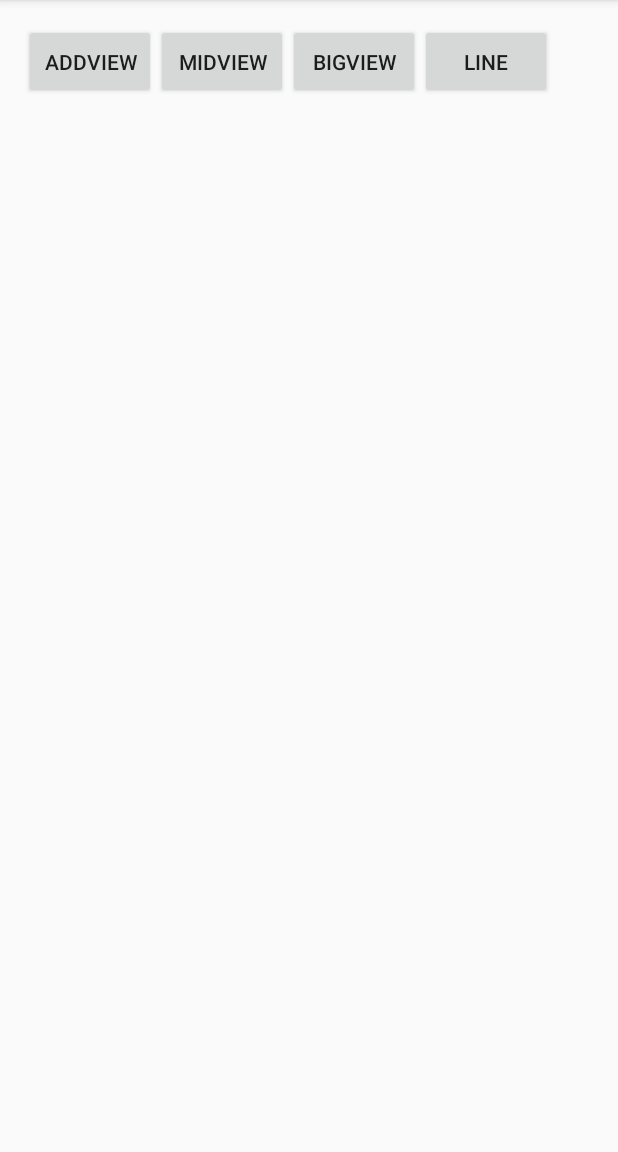
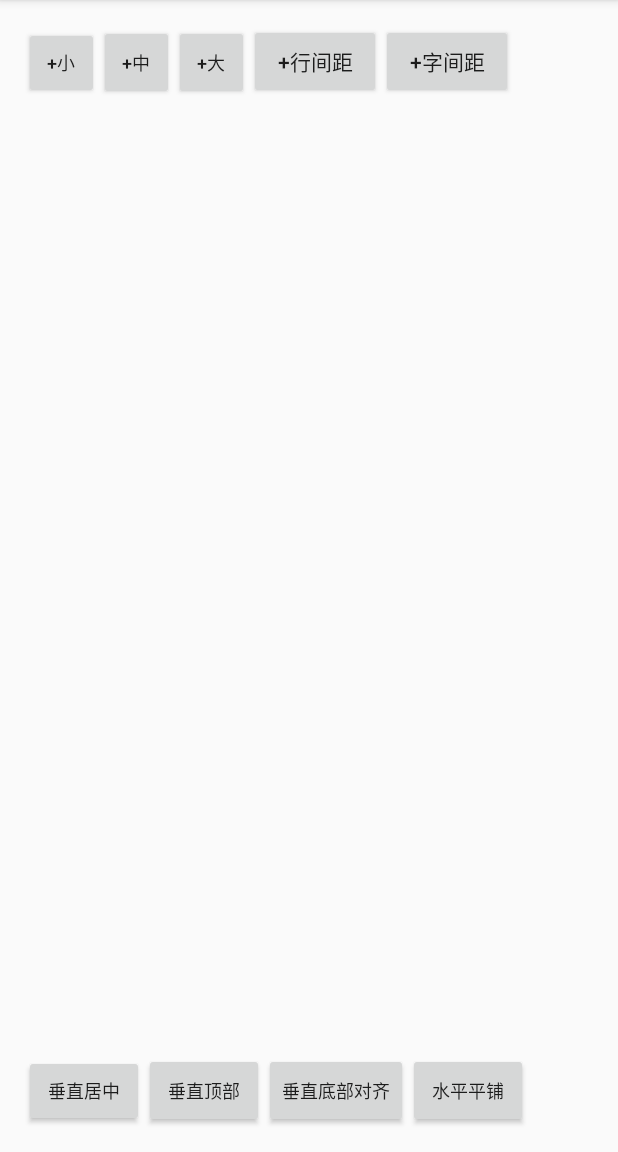
Before and after one commit to xiaxiao1/XXFlowLayout, an Android app: the screen it shows after launch (MainActivity), on a phone screen of 412 x 824 dp, the part 84-1236 px from its top. Run offline under Robolectric (Android 15) with nearby library versions, the phone set to English and light mode, and no system bars.

Commit message:
修改顶部对齐bug

```diff
--- a/app/src/main/java/com/example/xiaxiao/xxflowlayout/MainActivity.java
+++ b/app/src/main/java/com/example/xiaxiao/xxflowlayout/MainActivity.java
@@ -9,6 +9,7 @@ import android.widget.EditText;
 import android.widget.RelativeLayout;
 import android.widget.ScrollView;
 import android.widget.TextView;
+import android.widget.Toast;
 
 public class MainActivity extends AppCompatActivity {
     EditText editText;
@@ -22,7 +23,7 @@ public class MainActivity extends AppCompatActivity {
         setContentView(R.layout.activity_main);
         editText = (EditText) findViewById(R.id.et);
         xxFlowLayout = (XXFlowLayout) findViewById(R.id.fl);
-        xxFlowLayout.setHorizontalUniformed(true);
+//        xxFlowLayout.setHorizontalUniformed(true);
 
         scrollView = (ScrollView) findViewById(R.id.sc);
     }
@@ -44,6 +45,25 @@ public class MainActivity extends AppCompatActivity {
     public void changeLine(View view) {
         xxFlowLayout.setLineSpace(line);
         line = line + 10;
+    }
+    public void top(View view) {
+        xxFlowLayout.setVerticalAlignType(XXFlowLayout.VERTICAL_ALIGN_TOP);
+    }
+    public void center(View view) {
+        xxFlowLayout.setVerticalAlignType(XXFlowLayout.VERTICAL_ALIGN_CENTER);
+    }
+    public void bottom(View view) {
+        xxFlowLayout.setVerticalAlignType(XXFlowLayout.VERTICAL_ALIGN_BASE_BOTTOM);
+    }
+    boolean uniform=false;
+    public void uniform(View view) {
+        xxFlowLayout.setHorizontalUniformed(uniform);
+        uniform = !uniform;
+    }
+    int ws=10;
+    public void wordSpace(View view) {
+        xxFlowLayout.setHorizontalSpace(ws);
+        ws+=10;
     }
 
     public void add() {
@@ -67,6 +87,7 @@ public class MainActivity extends AppCompatActivity {
             @Override
             public void onClick(View v) {
                 xxFlowLayout.removeView(t);
+                Toast.makeText(MainActivity.this,"删除了 "+t.getText().toString(),Toast.LENGTH_SHORT).show();
             }
         });
         xxFlowLayout.addView(t);
--- a/app/src/main/java/com/example/xiaxiao/xxflowlayout/XXFlowLayout.java
+++ b/app/src/main/java/com/example/xiaxiao/xxflowlayout/XXFlowLayout.java
@@ -26,7 +26,7 @@ public class XXFlowLayout extends RelativeLayout{
     * 三种竖直对齐方式
     * */
     //正常模式，也就是顶部对齐
-    public static final int VERTICAL_ALIGN_NORMAL=0;
+    public static final int VERTICAL_ALIGN_TOP=0;
     //竖直居中对齐
     public static final int VERTICAL_ALIGN_CENTER=1;
     //底部对齐
@@ -35,11 +35,11 @@ public class XXFlowLayout extends RelativeLayout{
     /**
      * 对齐方式，通过 {@link #setVerticalAlignType(int) }方法设置
      */
-    int verticalAlignType=1;
+    int verticalAlignType=0;
     //每一行水平间隔大小
-    int horizontalSpace=40;
+    int horizontalSpace=10;
     //行间距
-    int lineSpace=40;
+    int lineSpace=10;
     //是否水平均匀平铺
     boolean horizontalUniformed=false;
     //装载所有子View组成的行
@@ -239,7 +239,7 @@ public class XXFlowLayout extends RelativeLayout{
 
     /**
      * 设置垂直布局方式
-     * @param type 参数来自 {@link #VERTICAL_ALIGN_NORMAL},{@link #VERTICAL_ALIGN_BASE_BOTTOM}, {@link #VERTICAL_ALIGN_CENTER}
+     * @param type 参数来自 {@link #VERTICAL_ALIGN_TOP},{@link #VERTICAL_ALIGN_BASE_BOTTOM}, {@link #VERTICAL_ALIGN_CENTER}
      */
     public void setVerticalAlignType(int type) {
         this.verticalAlignType = type;
@@ -259,6 +259,9 @@ public class XXFlowLayout extends RelativeLayout{
      *设置是否是水平均匀分布
      */
     public void setHorizontalUniformed(boolean uniformed) {
+        if (this.horizontalUniformed==uniformed) {
+            return;
+        }
         this.horizontalUniformed = uniformed;
         reFlow();
     }
@@ -467,7 +470,7 @@ public class XXFlowLayout extends RelativeLayout{
         }
         public void normalAlign(View child, int addHeight) {
             RelativeLayout.LayoutParams params = (LayoutParams) child.getLayoutParams();
-            params.topMargin =addHeight+lineSpace;
+            params.topMargin =lineSpace;
             params.bottomMargin = addHeight;
             child.setLayoutParams(params);
         }
--- a/app/src/main/res/layout/activity_main.xml
+++ b/app/src/main/res/layout/activity_main.xml
@@ -26,37 +26,82 @@
         android:layout_alignParentTop="true"
         >
         <Button
-            android:layout_width="wrap_content"
-            android:layout_height="50dp"
-            android:text="addView"
-
+            android:layout_width="50dp"
+            android:layout_height="wrap_content"
+            android:text="+小"
+            android:textSize="12sp"
             android:onClick="addView"
             />
         <Button
-            android:layout_width="wrap_content"
+            android:layout_width="50dp"
             android:layout_height="50dp"
-            android:text="midView"
+            android:text="+中"
+            android:textSize="12sp"
             android:onClick="addMiddleView"
             />
         <Button
-            android:layout_width="wrap_content"
+            android:layout_width="50dp"
             android:layout_height="50dp"
-            android:text="bigView"
+            android:text="+大"
+            android:textSize="12sp"
             android:onClick="addBigView"
             />
         <Button
             android:layout_width="wrap_content"
             android:layout_height="50dp"
-            android:text="line"
+            android:text="+行间距"
             android:onClick="changeLine"
             />
+        <Button
+            android:layout_width="wrap_content"
+            android:layout_height="50dp"
+            android:text="+字间距"
+            android:onClick="wordSpace"
+            />
     </LinearLayout>
-
+    <LinearLayout
+        android:id="@+id/bottom_ll"
+        android:layout_width="wrap_content"
+        android:layout_height="wrap_content"
+        android:orientation="horizontal"
+        android:layout_toRightOf="@id/et"
+        android:layout_alignParentBottom="true"
+        >
+        <Button
+            android:layout_width="80dp"
+            android:layout_height="wrap_content"
+            android:text="垂直居中"
+            android:textSize="12sp"
+            android:onClick="center"
+            />
+        <Button
+            android:layout_width="80dp"
+            android:layout_height="50dp"
+            android:text="垂直顶部"
+            android:textSize="12sp"
+            android:onClick="top"
+            />
+        <Button
+            android:layout_width="wrap_content"
+            android:layout_height="50dp"
+            android:text="垂直底部对齐"
+            android:textSize="12sp"
+            android:onClick="bottom"
+            />
+        <Button
+            android:layout_width="80dp"
+            android:layout_height="50dp"
+            android:text="水平平铺"
+            android:textSize="12sp"
+            android:onClick="uniform"
+            />
+    </LinearLayout>
     <ScrollView
         android:id="@+id/sc"
         android:layout_width="match_parent"
         android:layout_height="match_parent"
         android:layout_below="@id/ll"
+        android:layout_above="@id/bottom_ll"
         >
 
 
@@ -70,4 +115,5 @@
 
     </com.example.xiaxiao.xxflowlayout.XXFlowLayout>
     </ScrollView>
+
 </RelativeLayout>
```
